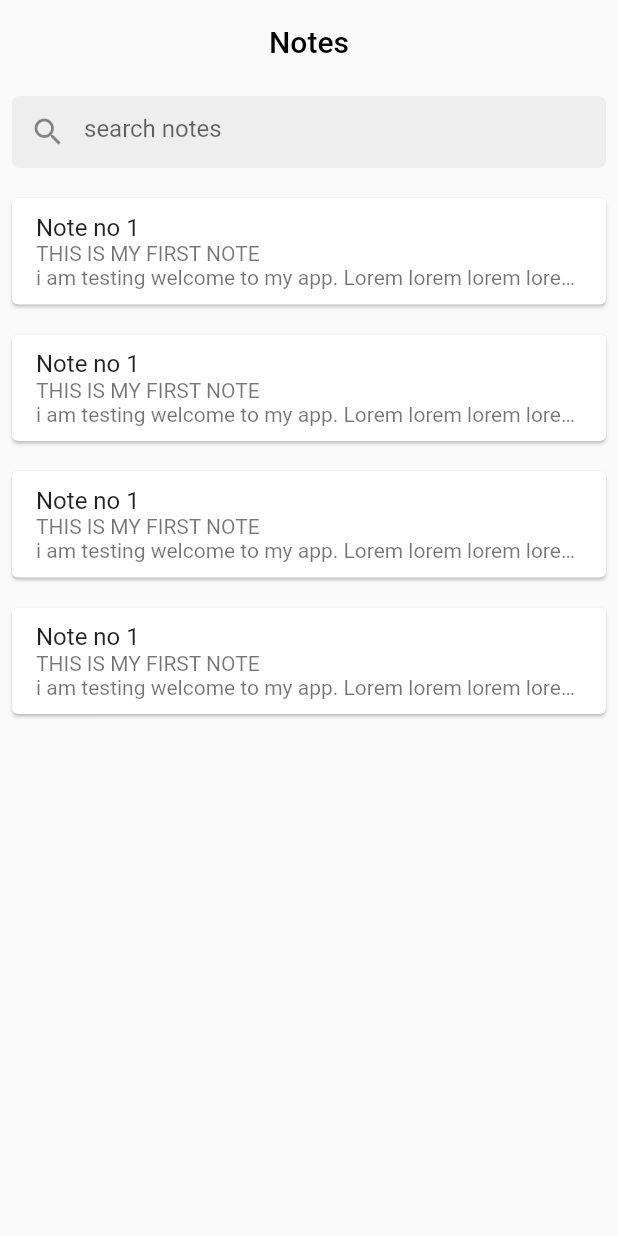
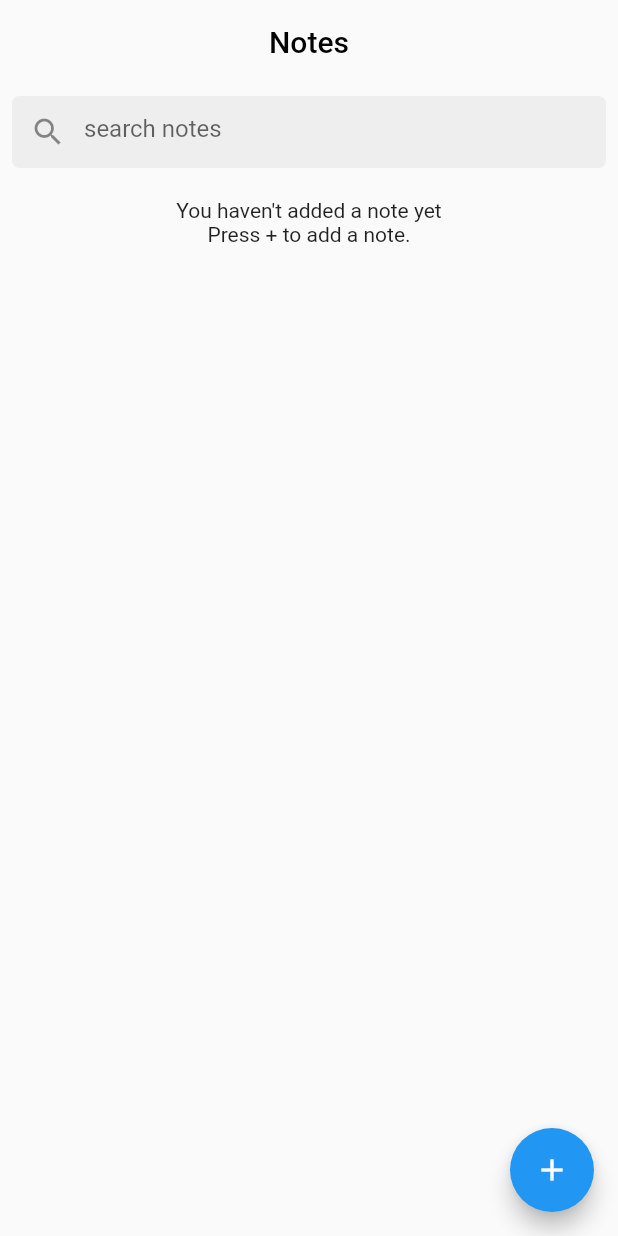
Before and after one commit to MR-Square/Flutter-old, a Flutter app: the screen it shows after launch, on a phone screen of 412 x 824 dp. Run offline on Flutter 3.47's test engine with Material 2 defaults, Android fonts, the phone set to English and light mode, and no system bars.

Commit message:
day 5 completed

```diff
--- a/notes_app/lib/app.dart
+++ b/notes_app/lib/app.dart
@@ -8,7 +8,7 @@ class MyApp extends StatelessWidget {
   @override
   Widget build(BuildContext context) {
     return MaterialApp(
-      // debugShowCheckedModeBanner: false,
+      debugShowCheckedModeBanner: false,
       title: 'Notes App',
       theme: ThemeData(
         primarySwatch: Colors.blue,
--- a/notes_app/lib/views/pages/home_page.dart
+++ b/notes_app/lib/views/pages/home_page.dart
@@ -1,5 +1,6 @@
 import 'package:flutter/material.dart';
 import 'package:notes_app/models/note.dart';
+import 'package:notes_app/views/pages/add_note_page.dart';
 
 class HomePage extends StatefulWidget {
   const HomePage({super.key});
@@ -11,8 +12,8 @@ class HomePage extends StatefulWidget {
 class _HomePageState extends State<HomePage> {
   final searchController = TextEditingController();
   final searchFocusNode = FocusNode();
-  List<Note> notes = [
-    Note(
+  List<Note> notes = [];
+  /*Note(
         title: "Note 1",
         note:
             "This is my first note. I am a boy. My name is Shaikh Mohd Raza Mohd Rafique. I am a third year computer engineering student.",
@@ -32,7 +33,7 @@ class _HomePageState extends State<HomePage> {
         note:
             "This is my fourth note. I am a boy. My name is Shaikh Mohd Raza Mohd Rafique. I am a third year computer engineering student.",
         updatedAt: DateTime.now()),
-  ];
+  ];*/
 
   @override
   Widget build(BuildContext context) {
@@ -45,6 +46,22 @@ class _HomePageState extends State<HomePage> {
         foregroundColor: Colors.black,
         centerTitle: true,
         elevation: 0,
+      ),
+      floatingActionButton: FloatingActionButton(
+        onPressed: () async {
+          // NAVIGATING
+          var result = await Navigator.push(context,
+              MaterialPageRoute(builder: (context) => const AddNotePage()));
+
+          if (result != null) {
+            Note note = result;
+            if (note.title!.isNotEmpty || note.note!.isNotEmpty) {
+              notes.add(result);
+              setState(() {});
+            }
+          }
+        },
+        child: const Icon(Icons.add),
       ),
       body: Padding(
         padding: const EdgeInsets.all(8.0),
@@ -90,15 +107,23 @@ class _HomePageState extends State<HomePage> {
                 ),
               ),
             ),
-            Expanded(
+            const SizedBox(
+              height: 20.0,
+            ),
+            notes.isEmpty
+                ? const Text(
+                    "You haven't added a note yet\nPress + to add a note.",
+                    textAlign: TextAlign.center,
+                  )
+                : Expanded(
                     child: ListView.builder(
                         itemCount: notes.length,
                         itemBuilder: (context, index) => Card(
-                        margin: const EdgeInsets.only(top: 20.0),
+                              // margin: const EdgeInsets.only(top: 20.0),
                               child: ListTile(
-                          title: const Text("Note no 1"),
-                          subtitle: const Text(
-                            "THIS IS MY FIRST NOTE\ni am testing welcome to my app. Lorem lorem lorem lorem mohd raza",
+                                title: Text(notes[index].title ?? ""),
+                                subtitle: Text(
+                                  notes[index].note ?? "",
                                   maxLines: 2,
                                   overflow: TextOverflow.ellipsis,
                                 ),
```
Also changed, not shown: flutter_day3.txt (+17 -0 lines), notes_app/lib/views/pages/add_note_page.dart (added, +61 -0 lines). Lines whose indentation alone changed are shown as unchanged.
